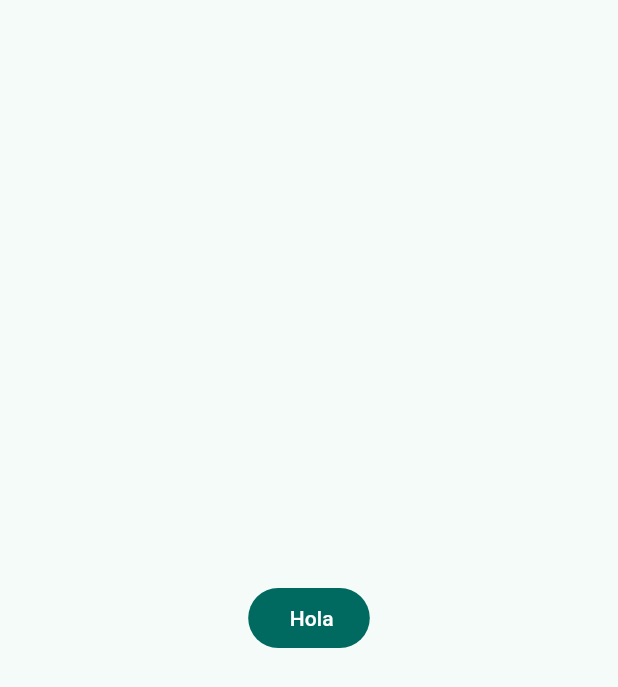
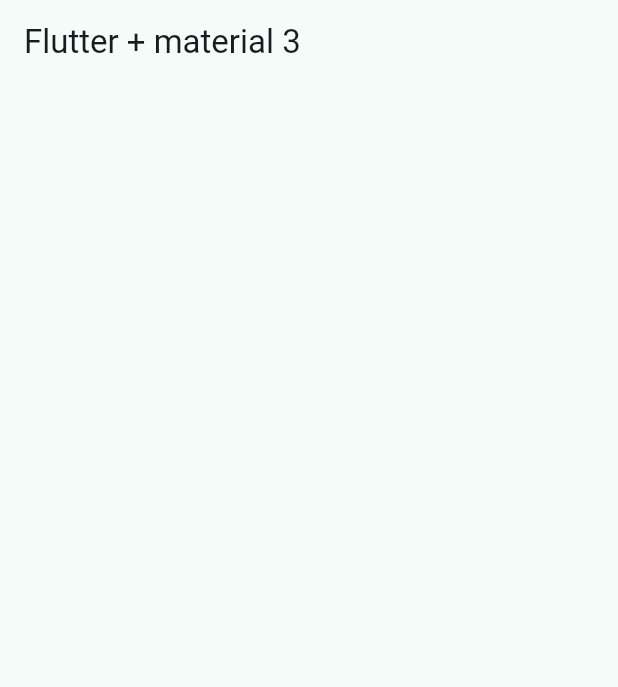
Before and after one commit to Chekohdlg/widgets_app, a Flutter app: the screen it shows after launch, on a phone screen of 412 x 824 dp. Shown: the top 687 px of the screen. Run offline on Flutter 3.47's test engine with Material 2 defaults, Android fonts, the phone set to English and light mode, and no system bars.

```diff
--- a/lib/config/theme/app_them.dart
+++ b/lib/config/theme/app_them.dart
@@ -19,6 +19,8 @@ class AppTheme {
         assert(selectedColor < colorList.length,
             'Selected color must less or equal to ${colorList.length - 1}');
 
-  ThemeData getTheme() =>
-      ThemeData(useMaterial3: true, colorSchemeSeed: colorList[selectedColor]);
+  ThemeData getTheme() => ThemeData(
+      useMaterial3: true,
+      colorSchemeSeed: colorList[selectedColor],
+      appBarTheme: const AppBarTheme(centerTitle: false));
 }
--- a/lib/main.dart
+++ b/lib/main.dart
@@ -1,5 +1,6 @@
 import 'package:flutter/material.dart';
 import 'package:widgets_app/config/theme/app_them.dart';
+import 'package:widgets_app/presentation/screens/home/home_screen.dart';
 
 void main() {
   runApp(const MainApp());
@@ -13,10 +14,7 @@ class MainApp extends StatelessWidget {
     return MaterialApp(
       debugShowCheckedModeBanner: false,
       theme: AppTheme(selectedColor: 1).getTheme(),
-      home: Scaffold(
-        body: Center(
-            child: FilledButton(onPressed: () {}, child: const Text(" Hola"))),
-      ),
+      home: const HomeScreen(),
     );
   }
 }
--- /dev/null
+++ b/lib/presentation/screens/home/home_screen.dart
@@ -0,0 +1,14 @@
+import 'package:flutter/material.dart';
+
+class HomeScreen extends StatelessWidget {
+  const HomeScreen({super.key});
+
+  @override
+  Widget build(BuildContext context) {
+    return Scaffold(
+      appBar: AppBar(
+        title: const Text('Flutter + material 3'),
+      ),
+    );
+  }
+}
```
Also changed, not shown: lib/config/menu/menu-items.dart (added, +27 -0 lines).
